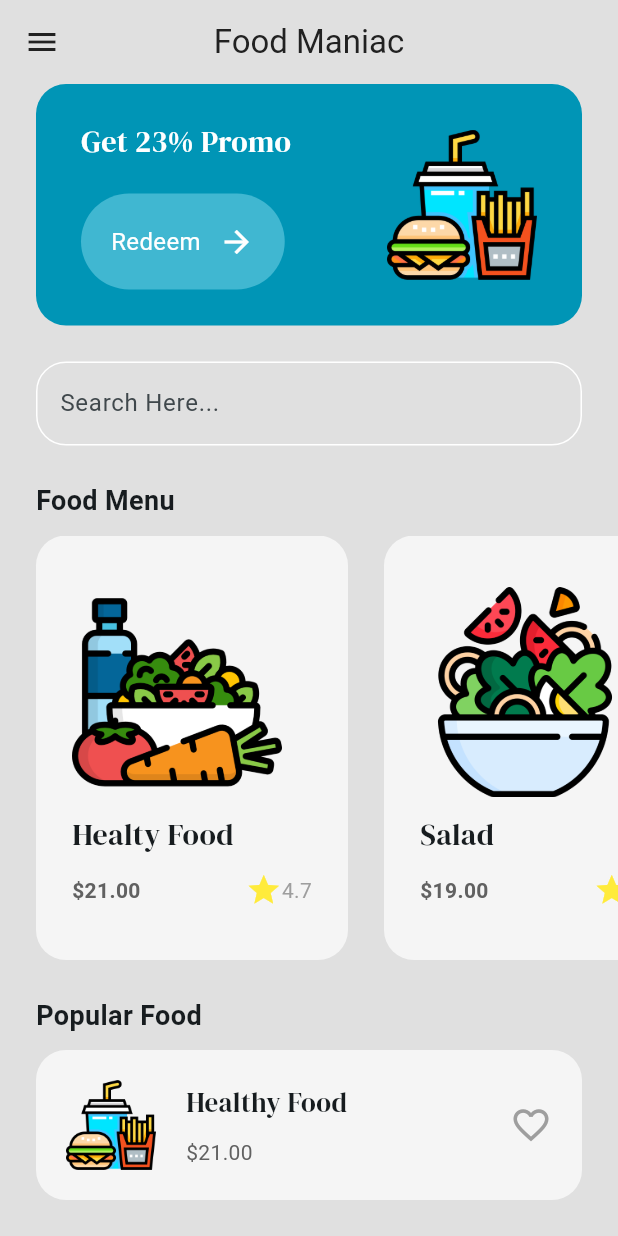
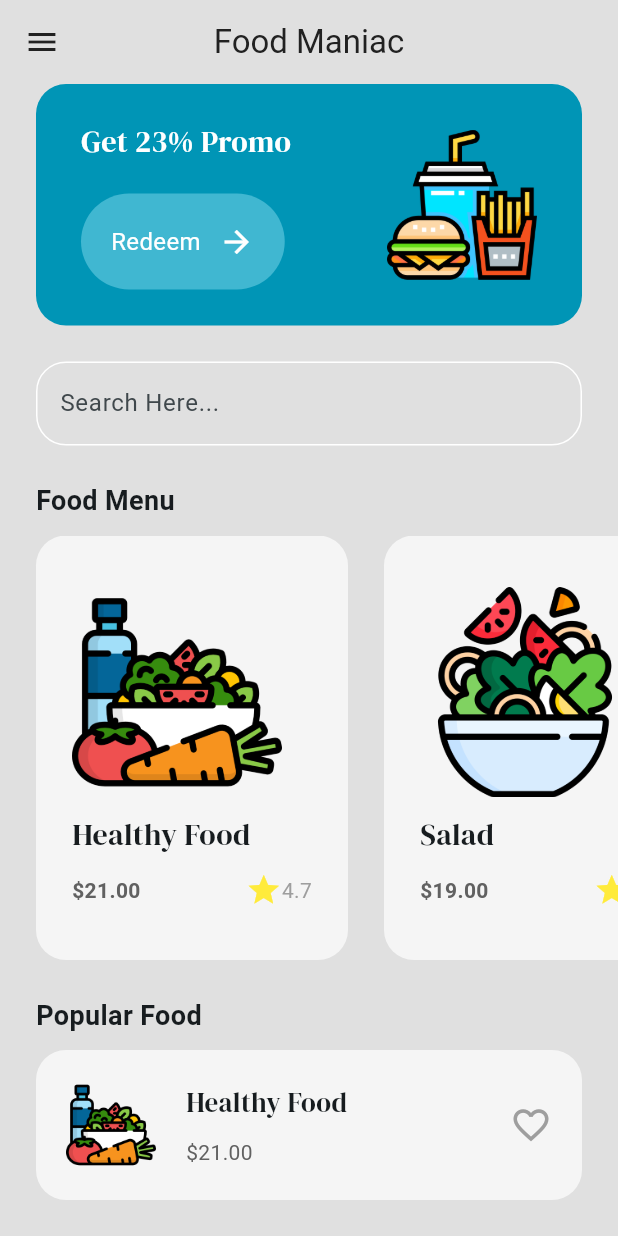
Before and after one commit to KaptenDia/food_shop_ui, a Flutter app: the screen it shows after launch, after a tap on "Get Started", on a phone screen of 412 x 824 dp. Run offline on Flutter 3.47's test engine with Material 2 defaults, Android fonts, the phone set to English and light mode, and no system bars; our stand-ins replace google_fonts.

Commit message:
change menu to home & add food detail

```diff
--- a/lib/main.dart
+++ b/lib/main.dart
@@ -1,7 +1,5 @@
+import 'package:food_shop_ui/core.dart';
 import 'package:flutter/material.dart';
-import 'package:food_shop_ui/module/intro/view/intro_view.dart';
-import 'package:food_shop_ui/module/menu/view/menu_view.dart';
-import 'package:food_shop_ui/shared/theme/colors.dart';
 
 void main() {
   runApp(const MyApp());
@@ -14,15 +12,12 @@ class MyApp extends StatelessWidget {
     return MaterialApp(
       debugShowCheckedModeBanner: false,
       title: 'Flutter Demo',
+      navigatorKey: Get.navigatorKey,
       theme: ThemeData(
         colorScheme: ColorScheme.fromSeed(seedColor: primaryColor),
         useMaterial3: true,
       ),
       home: const IntroView(),
-      routes: {
-        '/introview': (context) => const IntroView(),
-        '/menuview': (context) => const MenuView(),
-      },
     );
   }
 }
--- /dev/null
+++ b/lib/module/home/controller/home_controller.dart
@@ -0,0 +1,52 @@
+import 'package:flutter/material.dart';
+import 'package:food_shop_ui/core.dart';
+import 'package:food_shop_ui/module/home/model/food.dart';
+
+class HomeController extends State<HomeView> {
+  static late HomeController instance;
+  late HomeView view;
+
+  @override
+  void initState() {
+    instance = this;
+    super.initState();
+  }
+
+  @override
+  void dispose() => super.dispose();
+
+  List<Food> foodMenu = [
+    Food(
+      name: "Healthy Food",
+      price: "21.00",
+      imagePath: "assets/images/1.png",
+      rating: "4.7",
+    ),
+    Food(
+      name: "Salad",
+      price: "19.00",
+      imagePath: "assets/images/2.png",
+      rating: "4.8",
+    ),
+    Food(
+      name: "Junk Food",
+      price: "25.00",
+      imagePath: "assets/images/3.png",
+      rating: "4.9",
+    ),
+  ];
+
+  @override
+  Widget build(BuildContext context) => widget.build(context, this);
+
+  navigateToFoodDetails(int index) {
+    Navigator.push(
+      context,
+      MaterialPageRoute(
+        builder: (context) => FoodDetailView(
+          food: foodMenu[index],
+        ),
+      ),
+    );
+  }
+}
--- a/lib/module/menu/model/food.dart
+++ b/lib/module/home/model/food.dart
@@ -11,8 +11,12 @@ class Food {
     required this.rating,
   });
 
+  // ignore: unused_element
   String get _name => name;
+  // ignore: unused_element
   String get _price => price;
+  // ignore: unused_element
   String get _imagePath => imagePath;
+  // ignore: unused_element
   String get _rating => rating;
 }
--- a/lib/module/menu/view/menu_view.dart
+++ b/lib/module/home/view/home_view.dart
@@ -1,42 +1,15 @@
 import 'package:flutter/material.dart';
-import 'package:food_shop_ui/module/menu/model/food.dart';
-import 'package:food_shop_ui/module/menu/widget/food_tile.dart';
-import 'package:food_shop_ui/shared/theme/colors.dart';
-import 'package:food_shop_ui/shared/widget/button/button.dart';
+import 'package:food_shop_ui/core.dart';
 import 'package:google_fonts/google_fonts.dart';
 
-class MenuView extends StatefulWidget {
-  const MenuView({super.key});
+import '../widget/food_tile.dart';
 
-  @override
-  State<MenuView> createState() => _MenuViewState();
-}
+class HomeView extends StatefulWidget {
+  const HomeView({Key? key}) : super(key: key);
 
-class _MenuViewState extends State<MenuView> {
-  // Food Menu
-  List foodMenu = [
-    Food(
-      name: "Healty Food",
-      price: "21.00",
-      imagePath: "assets/images/1.png",
-      rating: "4.7",
-    ),
-    Food(
-      name: "Salad",
-      price: "19.00",
-      imagePath: "assets/images/2.png",
-      rating: "4.8",
-    ),
-    Food(
-      name: "Junk Food",
-      price: "25.00",
-      imagePath: "assets/images/3.png",
-      rating: "4.9",
-    ),
-  ];
+  Widget build(context, HomeController controller) {
+    controller.view = this;
 
-  @override
-  Widget build(BuildContext context) {
     return Scaffold(
       backgroundColor: Colors.grey[300],
       appBar: AppBar(
@@ -141,9 +114,10 @@ class _MenuViewState extends State<MenuView> {
           Expanded(
             child: ListView.builder(
                 scrollDirection: Axis.horizontal,
-                itemCount: foodMenu.length,
+                itemCount: controller.foodMenu.length,
                 itemBuilder: (context, index) => FoodTile(
-                      food: foodMenu[index],
+                      food: controller.foodMenu[index],
+                      onTap: () => controller.navigateToFoodDetails(index),
                     )),
           ),
           const SizedBox(
@@ -177,7 +151,7 @@ class _MenuViewState extends State<MenuView> {
                   children: [
                     // Image
                     Image.asset(
-                      'assets/images/3.png',
+                      'assets/images/1.png',
                       height: 60,
                     ),
                     const SizedBox(
@@ -223,4 +197,7 @@ class _MenuViewState extends State<MenuView> {
       ),
     );
   }
+
+  @override
+  State<HomeView> createState() => HomeController();
 }
--- /dev/null
+++ b/lib/module/home/widget/food_tile.dart
@@ -0,0 +1,75 @@
+import 'package:flutter/material.dart';
+import 'package:google_fonts/google_fonts.dart';
+
+import '../model/food.dart';
+
+class FoodTile extends StatelessWidget {
+  final Food food;
+  final void Function()? onTap;
+  const FoodTile({super.key, required this.food, required this.onTap});
+
+  @override
+  Widget build(BuildContext context) {
+    return GestureDetector(
+      onTap: onTap,
+      child: Container(
+        margin: const EdgeInsets.only(
+          left: 24,
+        ),
+        padding: const EdgeInsets.all(24),
+        decoration: BoxDecoration(
+          color: Colors.grey[100],
+          borderRadius: BorderRadius.circular(20),
+        ),
+        child: Column(
+          crossAxisAlignment: CrossAxisAlignment.start,
+          mainAxisAlignment: MainAxisAlignment.spaceEvenly,
+          children: [
+            // image
+            Image.asset(
+              food.imagePath,
+              height: 140,
+            ),
+            // Text
+            Text(
+              food.name,
+              style: GoogleFonts.dmSerifDisplay(
+                fontSize: 20,
+              ),
+            ),
+            // Price + Rating
+            SizedBox(
+              width: 160,
+              child: Row(
+                mainAxisAlignment: MainAxisAlignment.spaceBetween,
+                children: [
+                  // Price
+                  Text(
+                    '\$${food.price}',
+                    style: TextStyle(
+                      fontWeight: FontWeight.bold,
+                      color: Colors.grey[700],
+                    ),
+                  ),
+                  // Rating
+                  Row(
+                    children: [
+                      const Icon(
+                        Icons.star,
+                        color: Colors.yellow,
+                      ),
+                      Text(
+                        food.rating,
+                        style: const TextStyle(color: Colors.grey),
+                      ),
+                    ],
+                  ),
+                ],
+              ),
+            ),
+          ],
+        ),
+      ),
+    );
+  }
+}
--- a/lib/module/intro/view/intro_view.dart
+++ b/lib/module/intro/view/intro_view.dart
@@ -1,6 +1,5 @@
 import 'package:flutter/material.dart';
-import 'package:food_shop_ui/shared/theme/colors.dart';
-import 'package:food_shop_ui/shared/widget/button/button.dart';
+import 'package:food_shop_ui/core.dart';
 import 'package:google_fonts/google_fonts.dart';
 
 class IntroView extends StatelessWidget {
@@ -64,7 +63,7 @@ class IntroView extends StatelessWidget {
               text: "Get Started",
               onTap: () {
                 // Go To Menu Page
-                Navigator.pushNamed(context, '/menuview');
+                Get.to(const HomeView());
               },
             ),
           ],
--- a/lib/module/menu/widget/food_tile.dart
+++ /dev/null
@@ -1,70 +0,0 @@
-import 'package:flutter/material.dart';
-import 'package:food_shop_ui/module/menu/model/food.dart';
-import 'package:google_fonts/google_fonts.dart';
-
-class FoodTile extends StatelessWidget {
-  final Food food;
-  const FoodTile({super.key, required this.food});
-
-  @override
-  Widget build(BuildContext context) {
-    return Container(
-      margin: const EdgeInsets.only(
-        left: 24,
-      ),
-      padding: const EdgeInsets.all(24),
-      decoration: BoxDecoration(
-        color: Colors.grey[100],
-        borderRadius: BorderRadius.circular(20),
-      ),
-      child: Column(
-        crossAxisAlignment: CrossAxisAlignment.start,
-        mainAxisAlignment: MainAxisAlignment.spaceEvenly,
-        children: [
-          // image
-          Image.asset(
-            food.imagePath,
-            height: 140,
-          ),
-          // Text
-          Text(
-            food.name,
-            style: GoogleFonts.dmSerifDisplay(
-              fontSize: 20,
-            ),
-          ),
-          // Price + Rating
-          SizedBox(
-            width: 160,
-            child: Row(
-              mainAxisAlignment: MainAxisAlignment.spaceBetween,
-              children: [
-                // Price
-                Text(
-                  '\$${food.price}',
-                  style: TextStyle(
-                    fontWeight: FontWeight.bold,
-                    color: Colors.grey[700],
-                  ),
-                ),
-                // Rating
-                Row(
-                  children: [
-                    const Icon(
-                      Icons.star,
-                      color: Colors.yellow,
-                    ),
-                    Text(
-                      food.rating,
-                      style: const TextStyle(color: Colors.grey),
-                    ),
-                  ],
-                ),
-              ],
-            ),
-          ),
-        ],
-      ),
-    );
-  }
-}
--- a/lib/shared/theme/colors.dart
+++ b/lib/shared/theme/colors.dart
@@ -1,3 +1,4 @@
 import 'package:flutter/material.dart';
 
 Color primaryColor = const Color(0xff0095B6);
+Color secondaryColor = const Color(0xff80D8EB).withOpacity(0.5);
--- a/lib/shared/widget/button/button.dart
+++ b/lib/shared/widget/button/button.dart
@@ -1,8 +1,10 @@
 import 'package:flutter/material.dart';
+
+import '../../theme/colors.dart';
 
 class MyButton extends StatelessWidget {
   final String text;
-  final void Function() onTap;
+  final Function() onTap;
   const MyButton({super.key, required this.text, required this.onTap});
 
   @override
@@ -13,7 +15,7 @@ class MyButton extends StatelessWidget {
         padding: const EdgeInsets.all(20),
         decoration: BoxDecoration(
           borderRadius: BorderRadius.circular(40),
-          color: const Color(0xff80D8EB).withOpacity(0.5),
+          color: secondaryColor,
         ),
         child: Row(
           mainAxisAlignment: MainAxisAlignment.center,
--- /dev/null
+++ b/lib/state_util.dart
@@ -0,0 +1,49 @@
+import 'package:flutter/material.dart';
+
+BuildContext get globalContext {
+  return Get.currentContext;
+}
+
+class Get {
+  static GlobalKey<NavigatorState> navigatorKey = GlobalKey<NavigatorState>();
+
+  static get currentContext {
+    return navigatorKey.currentState?.context;
+  }
+
+  static to(Widget page) async {
+    return await navigatorKey.currentState!.push(
+      MaterialPageRoute(builder: (context) => page),
+    );
+  }
+
+  static back() {
+    if (Navigator.canPop(globalContext) == false) return;
+    Navigator.pop(globalContext);
+  }
+
+  static offAll(page) {
+    return navigatorKey.currentState!.pushAndRemoveUntil(
+      MaterialPageRoute(builder: (context) => page),
+      (Route<dynamic> route) => false,
+    );
+  }
+
+  static double get width {
+    return MediaQuery.of(currentContext).size.width;
+  }
+
+  static double get height {
+    return MediaQuery.of(currentContext).size.width;
+  }
+
+  static ValueNotifier<ThemeData> mainTheme =
+      ValueNotifier<ThemeData>(ThemeData());
+  static changeTheme(ThemeData theme) {
+    mainTheme.value = theme;
+  }
+
+  static ThemeData get theme {
+    return Theme.of(Get.currentContext);
+  }
+}
```
Also changed, not shown: config.json (added, +10 -0 lines), lib/core.dart (added, +12 -0 lines), lib/module/food_detail/controller/food_detail_controller.dart (added, +45 -0 lines), lib/module/food_detail/view/food_detail_view.dart (added, +184 -0 lines).
